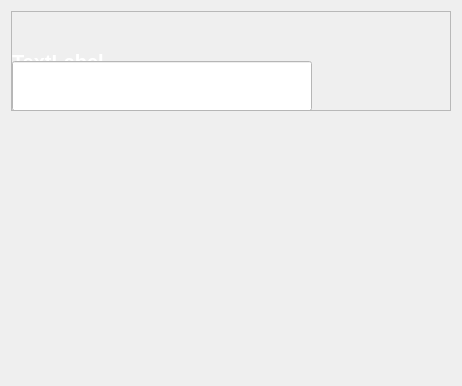
Qt form modifimagewindow.ui (TheoFRASSI/GaleriePhotoIHM) before a commit.
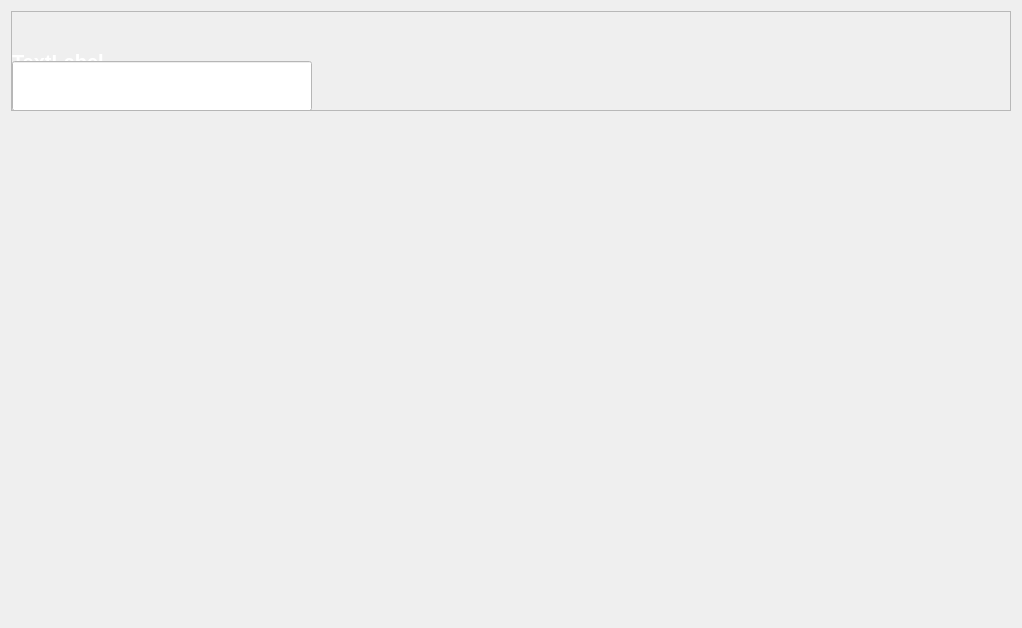
The same form after that commit.

```diff
--- a/modifimagewindow.ui
+++ b/modifimagewindow.ui
@@ -662,7 +662,472 @@
       </spacer>
      </item>
      <item>
-      <layout class="QVBoxLayout" name="verticalLayout_2"/>
+      <layout class="QVBoxLayout" name="verticalLayout_2">
+       <item>
+        <widget class="QLabel" name="labelImage">
+         <property name="minimumSize">
+          <size>
+           <width>1000</width>
+           <height>500</height>
+          </size>
+         </property>
+         <property name="maximumSize">
+          <size>
+           <width>1000</width>
+           <height>500</height>
+          </size>
+         </property>
+         <property name="palette">
+          <palette>
+           <active>
+            <colorrole role="WindowText">
+             <brush brushstyle="SolidPattern">
+              <color alpha="255">
+               <red>0</red>
+               <green>0</green>
+               <blue>0</blue>
+              </color>
+             </brush>
+            </colorrole>
+            <colorrole role="Button">
+             <brush brushstyle="SolidPattern">
+              <color alpha="255">
+               <red>240</red>
+               <green>248</green>
+               <blue>255</blue>
+              </color>
+             </brush>
+            </colorrole>
+            <colorrole role="Light">
+             <brush brushstyle="SolidPattern">
+              <color alpha="255">
+               <red>255</red>
+               <green>255</green>
+               <blue>255</blue>
+              </color>
+             </brush>
+            </colorrole>
+            <colorrole role="Midlight">
+             <brush brushstyle="SolidPattern">
+              <color alpha="255">
+               <red>247</red>
+               <green>251</green>
+               <blue>255</blue>
+              </color>
+             </brush>
+            </colorrole>
+            <colorrole role="Dark">
+             <brush brushstyle="SolidPattern">
+              <color alpha="255">
+               <red>120</red>
+               <green>124</green>
+               <blue>127</blue>
+              </color>
+             </brush>
+            </colorrole>
+            <colorrole role="Mid">
+             <brush brushstyle="SolidPattern">
+              <color alpha="255">
+               <red>160</red>
+               <green>165</green>
+               <blue>170</blue>
+              </color>
+             </brush>
+            </colorrole>
+            <colorrole role="Text">
+             <brush brushstyle="SolidPattern">
+              <color alpha="255">
+               <red>0</red>
+               <green>0</green>
+               <blue>0</blue>
+              </color>
+             </brush>
+            </colorrole>
+            <colorrole role="BrightText">
+             <brush brushstyle="SolidPattern">
+              <color alpha="255">
+               <red>255</red>
+               <green>255</green>
+               <blue>255</blue>
+              </color>
+             </brush>
+            </colorrole>
+            <colorrole role="ButtonText">
+             <brush brushstyle="SolidPattern">
+              <color alpha="255">
+               <red>0</red>
+               <green>0</green>
+               <blue>0</blue>
+              </color>
+             </brush>
+            </colorrole>
+            <colorrole role="Base">
+             <brush brushstyle="SolidPattern">
+              <color alpha="255">
+               <red>255</red>
+               <green>255</green>
+               <blue>255</blue>
+              </color>
+             </brush>
+            </colorrole>
+            <colorrole role="Window">
+             <brush brushstyle="SolidPattern">
+              <color alpha="255">
+               <red>240</red>
+               <green>248</green>
+               <blue>255</blue>
+              </color>
+             </brush>
+            </colorrole>
+            <colorrole role="Shadow">
+             <brush brushstyle="SolidPattern">
+              <color alpha="255">
+               <red>0</red>
+               <green>0</green>
+               <blue>0</blue>
+              </color>
+             </brush>
+            </colorrole>
+            <colorrole role="AlternateBase">
+             <brush brushstyle="SolidPattern">
+              <color alpha="255">
+               <red>247</red>
+               <green>251</green>
+               <blue>255</blue>
+              </color>
+             </brush>
+            </colorrole>
+            <colorrole role="ToolTipBase">
+             <brush brushstyle="SolidPattern">
+              <color alpha="255">
+               <red>255</red>
+               <green>255</green>
+               <blue>220</blue>
+              </color>
+             </brush>
+            </colorrole>
+            <colorrole role="ToolTipText">
+             <brush brushstyle="SolidPattern">
+              <color alpha="255">
+               <red>0</red>
+               <green>0</green>
+               <blue>0</blue>
+              </color>
+             </brush>
+            </colorrole>
+            <colorrole role="PlaceholderText">
+             <brush brushstyle="SolidPattern">
+              <color alpha="128">
+               <red>0</red>
+               <green>0</green>
+               <blue>0</blue>
+              </color>
+             </brush>
+            </colorrole>
+           </active>
+           <inactive>
+            <colorrole role="WindowText">
+             <brush brushstyle="SolidPattern">
+              <color alpha="255">
+               <red>0</red>
+               <green>0</green>
+               <blue>0</blue>
+              </color>
+             </brush>
+            </colorrole>
+            <colorrole role="Button">
+             <brush brushstyle="SolidPattern">
+              <color alpha="255">
+               <red>240</red>
+               <green>248</green>
+               <blue>255</blue>
+              </color>
+             </brush>
+            </colorrole>
+            <colorrole role="Light">
+             <brush brushstyle="SolidPattern">
+              <color alpha="255">
+               <red>255</red>
+               <green>255</green>
+               <blue>255</blue>
+              </color>
+             </brush>
+            </colorrole>
+            <colorrole role="Midlight">
+             <brush brushstyle="SolidPattern">
+              <color alpha="255">
+               <red>247</red>
+               <green>251</green>
+               <blue>255</blue>
+              </color>
+             </brush>
+            </colorrole>
+            <colorrole role="Dark">
+             <brush brushstyle="SolidPattern">
+              <color alpha="255">
+               <red>120</red>
+               <green>124</green>
+               <blue>127</blue>
+              </color>
+             </brush>
+            </colorrole>
+            <colorrole role="Mid">
+             <brush brushstyle="SolidPattern">
+              <color alpha="255">
+               <red>160</red>
+               <green>165</green>
+               <blue>170</blue>
+              </color>
+             </brush>
+            </colorrole>
+            <colorrole role="Text">
+             <brush brushstyle="SolidPattern">
+              <color alpha="255">
+               <red>0</red>
+               <green>0</green>
+               <blue>0</blue>
+              </color>
+             </brush>
+            </colorrole>
+            <colorrole role="BrightText">
+             <brush brushstyle="SolidPattern">
+              <color alpha="255">
+               <red>255</red>
+               <green>255</green>
+               <blue>255</blue>
+              </color>
+             </brush>
+            </colorrole>
+            <colorrole role="ButtonText">
+             <brush brushstyle="SolidPattern">
+              <color alpha="255">
+               <red>0</red>
+               <green>0</green>
+               <blue>0</blue>
+              </color>
+             </brush>
+            </colorrole>
+            <colorrole role="Base">
+             <brush brushstyle="SolidPattern">
+              <color alpha="255">
+               <red>255</red>
+               <green>255</green>
+               <blue>255</blue>
+              </color>
+             </brush>
+            </colorrole>
+            <colorrole role="Window">
+             <brush brushstyle="SolidPattern">
+              <color alpha="255">
+               <red>240</red>
+               <green>248</green>
+               <blue>255</blue>
+              </color>
+             </brush>
+            </colorrole>
+            <colorrole role="Shadow">
+             <brush brushstyle="SolidPattern">
+              <color alpha="255">
+               <red>0</red>
+               <green>0</green>
+               <blue>0</blue>
+              </color>
+             </brush>
+            </colorrole>
+            <colorrole role="AlternateBase">
+             <brush brushstyle="SolidPattern">
+              <color alpha="255">
+               <red>247</red>
+               <green>251</green>
+               <blue>255</blue>
+              </color>
+             </brush>
+            </colorrole>
+            <colorrole role="ToolTipBase">
+             <brush brushstyle="SolidPattern">
+              <color alpha="255">
+               <red>255</red>
+               <green>255</green>
+               <blue>220</blue>
+              </color>
+             </brush>
+            </colorrole>
+            <colorrole role="ToolTipText">
+             <brush brushstyle="SolidPattern">
+              <color alpha="255">
+               <red>0</red>
+               <green>0</green>
+               <blue>0</blue>
+              </color>
+             </brush>
+            </colorrole>
+            <colorrole role="PlaceholderText">
+             <brush brushstyle="SolidPattern">
+              <color alpha="128">
+               <red>0</red>
+               <green>0</green>
+               <blue>0</blue>
+              </color>
+             </brush>
+            </colorrole>
+           </inactive>
+           <disabled>
+            <colorrole role="WindowText">
+             <brush brushstyle="SolidPattern">
+              <color alpha="255">
+               <red>120</red>
+               <green>124</green>
+               <blue>127</blue>
+              </color>
+             </brush>
+            </colorrole>
+            <colorrole role="Button">
+             <brush brushstyle="SolidPattern">
+              <color alpha="255">
+               <red>240</red>
+               <green>248</green>
+               <blue>255</blue>
+              </color>
+             </brush>
+            </colorrole>
+            <colorrole role="Light">
+             <brush brushstyle="SolidPattern">
+              <color alpha="255">
+               <red>255</red>
+               <green>255</green>
+               <blue>255</blue>
+              </color>
+             </brush>
+            </colorrole>
+            <colorrole role="Midlight">
+             <brush brushstyle="SolidPattern">
+              <color alpha="255">
+               <red>247</red>
+               <green>251</green>
+               <blue>255</blue>
+              </color>
+             </brush>
+            </colorrole>
+            <colorrole role="Dark">
+             <brush brushstyle="SolidPattern">
+              <color alpha="255">
+               <red>120</red>
+               <green>124</green>
+               <blue>127</blue>
+              </color>
+             </brush>
+            </colorrole>
+            <colorrole role="Mid">
+             <brush brushstyle="SolidPattern">
+              <color alpha="255">
+               <red>160</red>
+               <green>165</green>
+               <blue>170</blue>
+              </color>
+             </brush>
+            </colorrole>
+            <colorrole role="Text">
+             <brush brushstyle="SolidPattern">
+              <color alpha="255">
+               <red>120</red>
+               <green>124</green>
+               <blue>127</blue>
+              </color>
+             </brush>
+            </colorrole>
+            <colorrole role="BrightText">
+             <brush brushstyle="SolidPattern">
+              <color alpha="255">
+               <red>255</red>
+               <green>255</green>
+               <blue>255</blue>
+              </color>
+             </brush>
+            </colorrole>
+            <colorrole role="ButtonText">
+             <brush brushstyle="SolidPattern">
+              <color alpha="255">
+               <red>120</red>
+               <green>124</green>
+               <blue>127</blue>
+              </color>
+             </brush>
+            </colorrole>
+            <colorrole role="Base">
+             <brush brushstyle="SolidPattern">
+              <color alpha="255">
+               <red>240</red>
+               <green>248</green>
+               <blue>255</blue>
+              </color>
+             </brush>
+            </colorrole>
+            <colorrole role="Window">
+             <brush brushstyle="SolidPattern">
+              <color alpha="255">
+               <red>240</red>
+               <green>248</green>
+               <blue>255</blue>
+              </color>
+             </brush>
+            </colorrole>
+            <colorrole role="Shadow">
+             <brush brushstyle="SolidPattern">
+              <color alpha="255">
+               <red>0</red>
+               <green>0</green>
+               <blue>0</blue>
+              </color>
+             </brush>
+            </colorrole>
+            <colorrole role="AlternateBase">
+             <brush brushstyle="SolidPattern">
+              <color alpha="255">
+               <red>240</red>
+               <green>248</green>
+               <blue>255</blue>
+              </color>
+             </brush>
+            </colorrole>
+            <colorrole role="ToolTipBase">
+             <brush brushstyle="SolidPattern">
+              <color alpha="255">
+               <red>255</red>
+               <green>255</green>
+               <blue>220</blue>
+              </color>
+             </brush>
+            </colorrole>
+            <colorrole role="ToolTipText">
+             <brush brushstyle="SolidPattern">
+              <color alpha="255">
+               <red>0</red>
+               <green>0</green>
+               <blue>0</blue>
+              </color>
+             </brush>
+            </colorrole>
+            <colorrole role="PlaceholderText">
+             <brush brushstyle="SolidPattern">
+              <color alpha="128">
+               <red>0</red>
+               <green>0</green>
+               <blue>0</blue>
+              </color>
+             </brush>
+            </colorrole>
+           </disabled>
+          </palette>
+         </property>
+         <property name="autoFillBackground">
+          <bool>false</bool>
+         </property>
+         <property name="text">
+          <string/>
+         </property>
+        </widget>
+       </item>
+      </layout>
      </item>
      <item>
       <spacer name="verticalSpacer_2">
```
